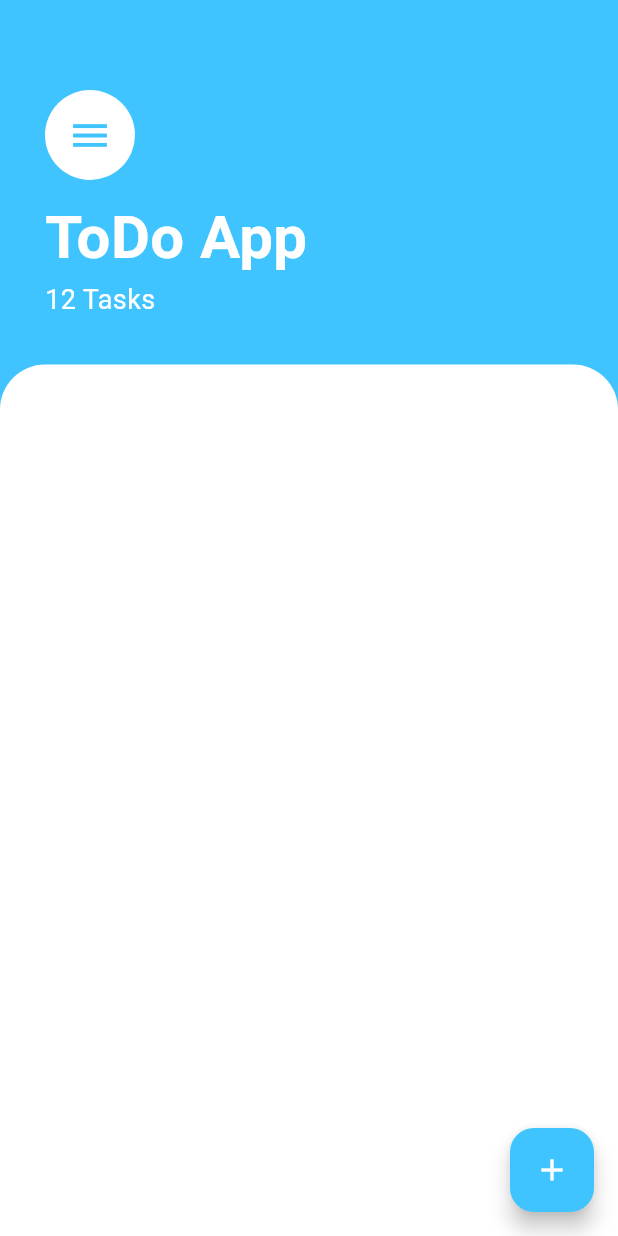
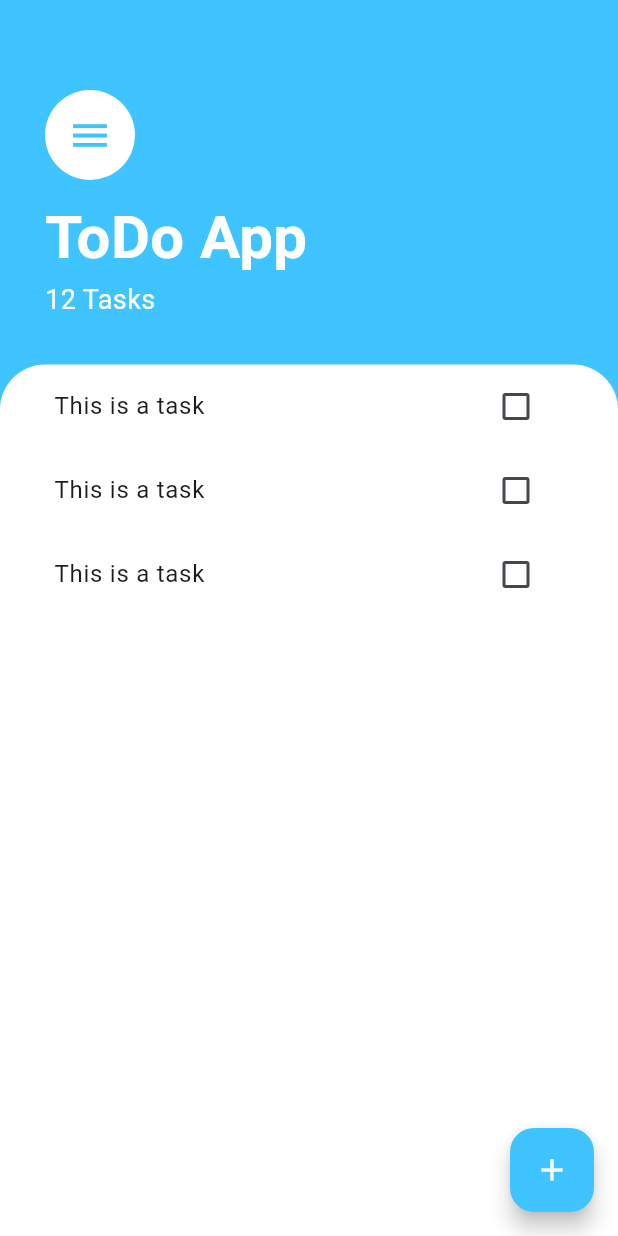
Before and after one commit to alexmortelsison/ToDo-App, a Flutter app: the screen it shows after launch, on a phone screen of 412 x 824 dp. Run offline on Flutter 3.47's test engine with Material 3 defaults, Android fonts, the phone set to English and light mode, and no system bars.

Commit message:
updated UI

```diff
--- a/lib/screens/tasks_screen.dart
+++ b/lib/screens/tasks_screen.dart
@@ -1,5 +1,7 @@
 import 'package:flutter/material.dart';
 import 'package:flutter/widgets.dart';
+
+import '../widgets.dart/tasks_list.dart';
 
 class TasksScreen extends StatefulWidget {
   const TasksScreen({super.key});
@@ -64,6 +66,9 @@ class _TasksScreenState extends State<TasksScreen> {
           ),
           Expanded(
             child: Container(
+              padding: const EdgeInsets.symmetric(
+                horizontal: 20,
+              ),
               decoration: const BoxDecoration(
                 color: Colors.white,
                 borderRadius: BorderRadius.vertical(
@@ -72,6 +77,7 @@ class _TasksScreenState extends State<TasksScreen> {
                   ),
                 ),
               ),
+              child: const TasksList(),
             ),
           ),
         ],
--- /dev/null
+++ b/lib/widgets.dart/task_tile.dart
@@ -0,0 +1,15 @@
+import 'package:flutter/material.dart';
+
+class TaskTile extends StatelessWidget {
+  const TaskTile({super.key});
+
+  @override
+  Widget build(BuildContext context) {
+    return ListTile(
+      title: const Text(
+        'This is a task',
+      ),
+      trailing: Checkbox(value: false, onChanged: (value) {}),
+    );
+  }
+}
--- /dev/null
+++ b/lib/widgets.dart/tasks_list.dart
@@ -0,0 +1,18 @@
+import 'package:flutter/material.dart';
+
+import 'task_tile.dart';
+
+class TasksList extends StatelessWidget {
+  const TasksList({super.key});
+
+  @override
+  Widget build(BuildContext context) {
+    return ListView(
+      children: const [
+        TaskTile(),
+        TaskTile(),
+        TaskTile(),
+      ],
+    );
+  }
+}
```
